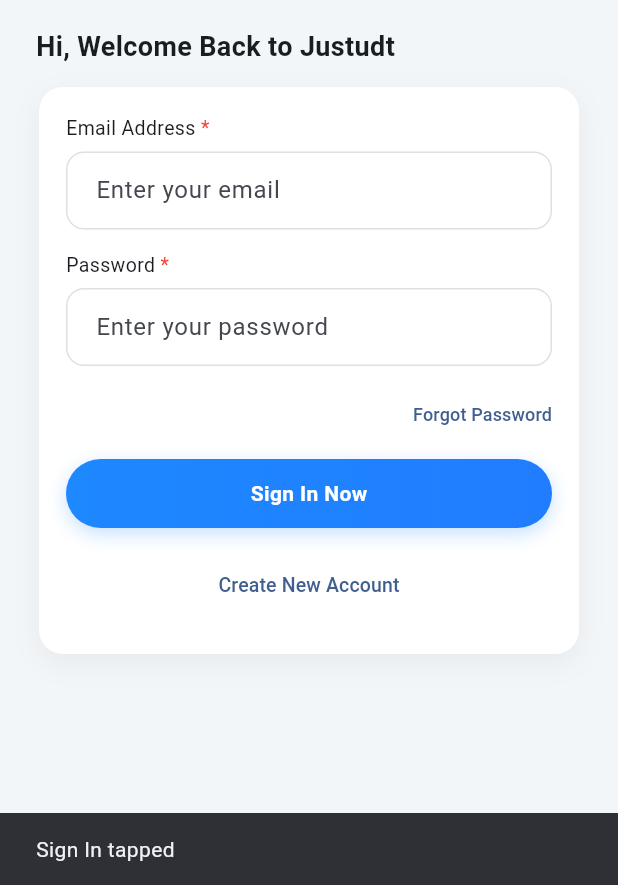
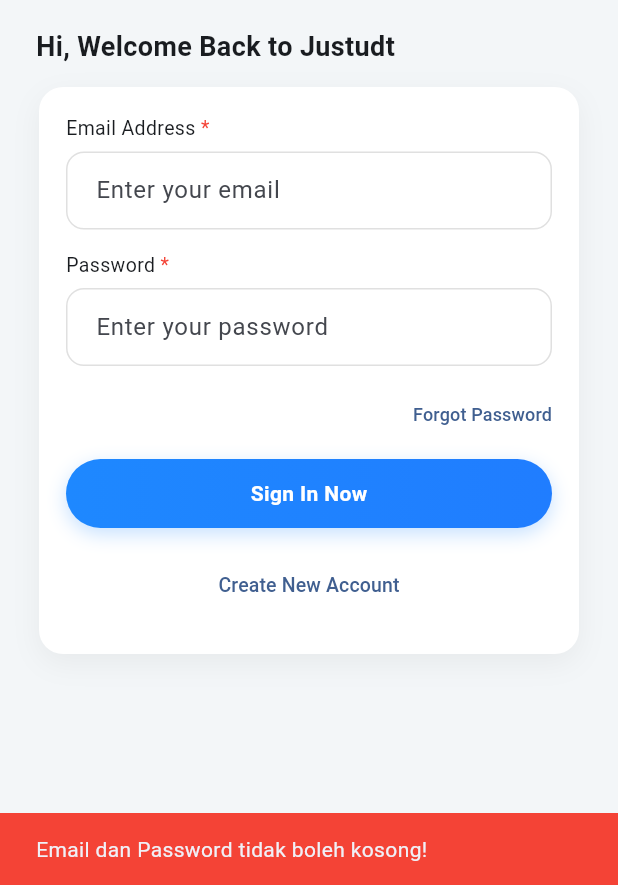
Before and after one commit to RizkyFirmansyah-com/prak-mobilelanjut-2357051016, a Flutter app: the screen it shows after launch, after a tap on "Sign In Now", on a phone screen of 412 x 824 dp, the part 351-1236 px from its top. Run offline on Flutter 3.47's test engine with Material 3 defaults, Android fonts, the phone set to English and light mode, and no system bars.

```diff
--- a/lib/main.dart
+++ b/lib/main.dart
@@ -1,7 +1,7 @@
 import 'package:flutter/material.dart';
 import 'screens/login_screen.dart';
 import 'screens/signup_screen.dart';
-
+import 'screens/dashboard_screen.dart';
 void main() => runApp(const JustduitApp());
 
 class JustduitApp extends StatelessWidget {
@@ -38,9 +38,10 @@ class JustduitApp extends StatelessWidget {
       ), // ThemeData
       initialRoute: LoginScreen.route,
       routes: {
-        '/': (context) => const LoginScreen(), // default = Sign In
-        '/signin': (context) => const LoginScreen(),
-        '/signup': (context) => const SignupScreen(),
+        LoginScreen.route: (context) => const LoginScreen(),
+        SignupScreen.route: (context) => const SignupScreen(),
+        DashboardScreen.route: (context) => const DashboardScreen(),
+
       },
     );
   }
--- a/lib/screens/login_screen.dart
+++ b/lib/screens/login_screen.dart
@@ -1,4 +1,5 @@
 import 'package:flutter/material.dart';
+import 'package:myapp/screens/dashboard_screen.dart';
 import 'signup_screen.dart';
 
 class LoginScreen extends StatefulWidget {
@@ -10,13 +11,13 @@ class LoginScreen extends StatefulWidget {
 }
 
 class _LoginScreenState extends State<LoginScreen> {
-  final _email = TextEditingController();
-  final _pass = TextEditingController();
+  final _emailController = TextEditingController();
+  final _passwordController = TextEditingController();
 
   @override
   void dispose() {
-    _email.dispose();
-    _pass.dispose();
+    _emailController.dispose();
+    _passwordController.dispose();
     super.dispose();
   }
 
@@ -31,7 +32,11 @@ class _LoginScreenState extends State<LoginScreen> {
         );
 
     // tombol biru dengan gradient (UI-only)
-    Widget primaryButton(String label, VoidCallback onTap) => GestureDetector(
+    Widget primaryButton({
+      required String label,
+      required VoidCallback onTap,
+    }) =>
+        GestureDetector(
           onTap: onTap,
           child: Container(
             width: double.infinity,
@@ -114,7 +119,7 @@ class _LoginScreenState extends State<LoginScreen> {
                       requiredLabel('Email Address'),
                       const SizedBox(height: 6),
                       TextField(
-                        controller: _email,
+                        controller: _emailController,
                         keyboardType: TextInputType.emailAddress,
                         decoration: const InputDecoration(
                           hintText: 'Enter your email',
@@ -125,7 +130,7 @@ class _LoginScreenState extends State<LoginScreen> {
                       requiredLabel('Password'),
                       const SizedBox(height: 6),
                       TextField(
-                        controller: _pass,
+                        controller: _passwordController,
                         obscureText: true,
                         decoration: const InputDecoration(
                           hintText: 'Enter your password',
@@ -146,11 +151,31 @@ class _LoginScreenState extends State<LoginScreen> {
                       ),
                       const SizedBox(height: 6),
 
-                      primaryButton('Sign In Now', () {
-                        ScaffoldMessenger.of(context).showSnackBar(
-                          const SnackBar(content: Text('Sign In tapped')),
-                        );
-                      }),
+                      primaryButton(
+                        label: 'Sign In Now',
+                        onTap: () {
+                          // Cek apakah email atau password kosong
+                          if (_emailController.text.isEmpty ||
+                              _passwordController.text.isEmpty) {
+                            // Jika ya, tampilkan notifikasi error
+                            ScaffoldMessenger.of(context).showSnackBar(
+                              const SnackBar(
+                                content: Text(
+                                    'Email dan Password tidak boleh kosong!'),
+                                backgroundColor: Colors.red,
+                              ),
+                            );
+                          } else {
+                            // Jika tidak, lanjutkan ke dashboard
+                            Navigator.pushNamedAndRemoveUntil(
+                              context,
+                              DashboardScreen.route,
+                              (route) => false,
+                            );
+                          }
+                        },
+                      ),
+
                       const SizedBox(height: 14),
 
                       Center(
```
Also changed, not shown: lib/screens/dashboard_screen.dart (added, +110 -0 lines), 1 other file.
